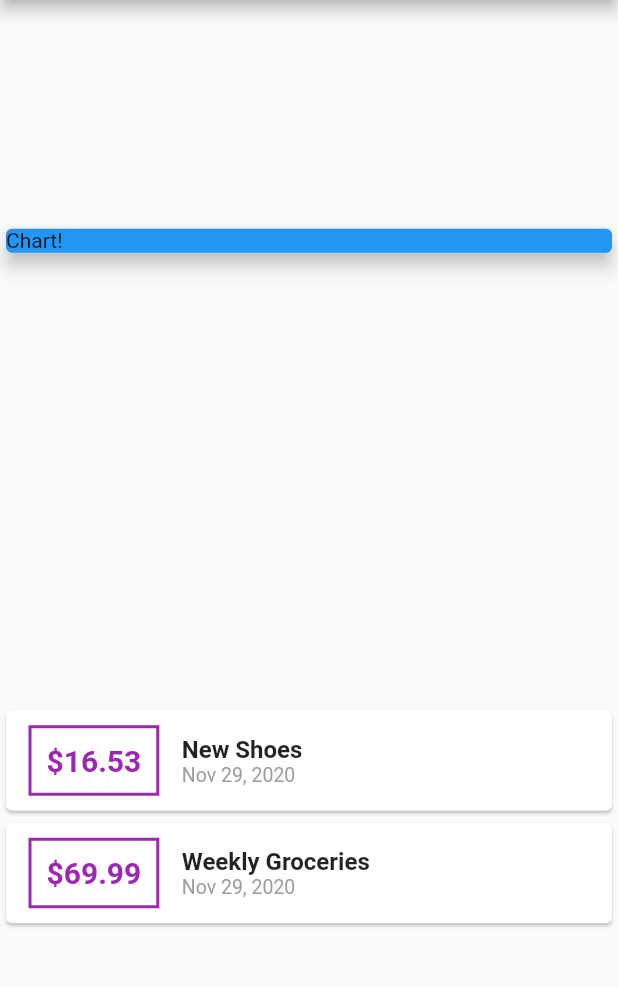
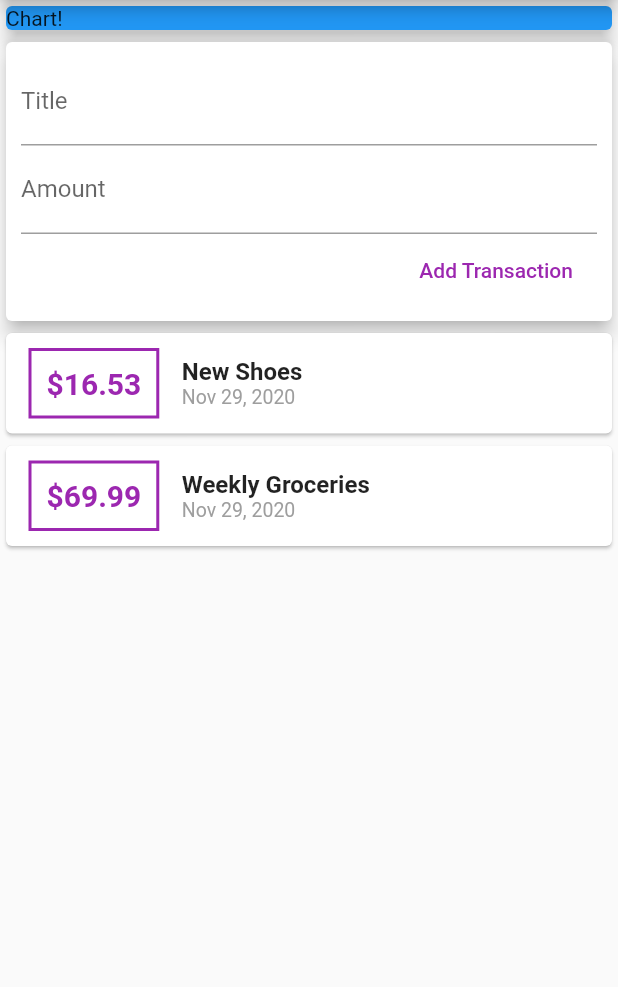
Before and after one commit to bryantwilliam/personal_expenses, a Flutter app: the screen it shows after launch, on a phone screen of 412 x 824 dp, the part 84-1071 px from its top. Run offline on Flutter 3.47's test engine with Material 2 defaults, Android fonts, the phone set to English and light mode, and no system bars.

Commit message:
Made transaction list functional and split app into widgets

```diff
--- a/lib/main.dart
+++ b/lib/main.dart
@@ -1,6 +1,6 @@
 import 'package:flutter/material.dart';
-import 'package:intl/intl.dart';
-import './transaction.dart';
+
+import './widgets/user_transactions.dart';
 
 void main() {
   runApp(MyApp());
@@ -21,21 +21,6 @@ class MyApp extends StatelessWidget {
 }
 
 class MyHomePage extends StatelessWidget {
-  final List<Transaction> transactions = [
-    Transaction(
-      id: "t1",
-      title: "New Shoes",
-      amount: 16.53,
-      date: DateTime.now(),
-    ),
-    Transaction(
-      id: "t2",
-      title: "Weekly Groceries",
-      amount: 69.99,
-      date: DateTime.now(),
-    ),
-  ];
-
   @override
   Widget build(BuildContext context) {
     return Scaffold(
@@ -43,7 +28,6 @@ class MyHomePage extends StatelessWidget {
         title: Text("Personal Expenses"),
       ),
       body: Column(
-        mainAxisAlignment: MainAxisAlignment.spaceAround,
         crossAxisAlignment: CrossAxisAlignment.stretch,
         children: <Widget>[
           Container(
@@ -54,56 +38,7 @@ class MyHomePage extends StatelessWidget {
               elevation: 5,
             ),
           ),
-          Column(
-            children: transactions.map((trans) {
-              return Card(
-                child: Row(
-                  children: <Widget>[
-                    Container(
-                      margin: EdgeInsets.symmetric(
-                        vertical: 10,
-                        horizontal: 15,
-                      ),
-                      decoration: BoxDecoration(
-                        border: Border.all(
-                          color: Colors.purple,
-                          width: 2,
-                        ),
-                      ),
-                      padding: EdgeInsets.all(10),
-                      child: Text(
-                        "\$${trans.amount}",
-                        style: TextStyle(
-                          fontWeight: FontWeight.bold,
-                          fontSize: 20,
-                          color: Colors.purple,
-                        ),
-                      ),
-                    ),
-                    Column(
-                      children: <Widget>[
-                        Text(
-                          trans.title,
-                          style: TextStyle(
-                            fontWeight: FontWeight.bold,
-                            fontSize: 16,
-                          ),
-                        ),
-                        Text(
-                          DateFormat.yMMMd().format(trans.date),
-                          style: TextStyle(
-                            color: Colors.grey,
-                            fontSize: 13,
-                          ),
-                        ),
-                      ],
-                      crossAxisAlignment: CrossAxisAlignment.start,
-                    ),
-                  ],
-                ),
-              );
-            }).toList(),
-          ),
+          UserTransactions()
         ],
       ),
     );
--- /dev/null
+++ b/lib/widgets/new_transaction.dart
@@ -0,0 +1,42 @@
+import 'package:flutter/material.dart';
+
+class NewTransaction extends StatelessWidget {
+  final Function addTrans;
+  final titleController = TextEditingController();
+  final amountController = TextEditingController();
+
+  NewTransaction(this.addTrans);
+
+  @override
+  Widget build(BuildContext context) {
+    return Card(
+      elevation: 5,
+      child: Container(
+        padding: EdgeInsets.all(10),
+        child: Column(
+          crossAxisAlignment: CrossAxisAlignment.end,
+          children: <Widget>[
+            TextField(
+              decoration: InputDecoration(labelText: "Title"),
+              controller: titleController,
+            ),
+            TextField(
+              decoration: InputDecoration(labelText: "Amount"),
+              controller: amountController,
+            ),
+            FlatButton(
+              child: Text("Add Transaction"),
+              textColor: Colors.purple,
+              onPressed: () {
+                addTrans(
+                  titleController.text,
+                  double.parse(amountController.text),
+                );
+              },
+            ),
+          ],
+        ),
+      ),
+    );
+  }
+}
--- /dev/null
+++ b/lib/widgets/transaction_list.dart
@@ -0,0 +1,63 @@
+import 'package:flutter/material.dart';
+import 'package:intl/intl.dart';
+import '../models/transaction.dart';
+
+class TransactionList extends StatelessWidget {
+  final List<Transaction> transactions;
+
+  TransactionList(this.transactions);
+
+  @override
+  Widget build(BuildContext context) {
+    return Column(
+      children: transactions.map((trans) {
+        return Card(
+          child: Row(
+            children: <Widget>[
+              Container(
+                margin: EdgeInsets.symmetric(
+                  vertical: 10,
+                  horizontal: 15,
+                ),
+                decoration: BoxDecoration(
+                  border: Border.all(
+                    color: Colors.purple,
+                    width: 2,
+                  ),
+                ),
+                padding: EdgeInsets.all(10),
+                child: Text(
+                  "\$${trans.amount}",
+                  style: TextStyle(
+                    fontWeight: FontWeight.bold,
+                    fontSize: 20,
+                    color: Colors.purple,
+                  ),
+                ),
+              ),
+              Column(
+                children: <Widget>[
+                  Text(
+                    trans.title,
+                    style: TextStyle(
+                      fontWeight: FontWeight.bold,
+                      fontSize: 16,
+                    ),
+                  ),
+                  Text(
+                    DateFormat.yMMMd().format(trans.date),
+                    style: TextStyle(
+                      color: Colors.grey,
+                      fontSize: 13,
+                    ),
+                  ),
+                ],
+                crossAxisAlignment: CrossAxisAlignment.start,
+              ),
+            ],
+          ),
+        );
+      }).toList(),
+    );
+  }
+}
--- /dev/null
+++ b/lib/widgets/user_transactions.dart
@@ -0,0 +1,49 @@
+import 'package:flutter/material.dart';
+import '../models/transaction.dart';
+import './transaction_list.dart';
+import './new_transaction.dart';
+
+class UserTransactions extends StatefulWidget {
+  @override
+  _UserTransactionsState createState() => _UserTransactionsState();
+}
+
+class _UserTransactionsState extends State<UserTransactions> {
+  final List<Transaction> _userTransactions = [
+    Transaction(
+      id: "t1",
+      title: "New Shoes",
+      amount: 16.53,
+      date: DateTime.now(),
+    ),
+    Transaction(
+      id: "t2",
+      title: "Weekly Groceries",
+      amount: 69.99,
+      date: DateTime.now(),
+    ),
+  ];
+
+  void _addNewTransaction(String title, double amount) {
+    final newTrans = Transaction(
+      title: title,
+      amount: amount,
+      date: DateTime.now(),
+      id: DateTime.now().toString(),
+    );
+
+    setState(() {
+      _userTransactions.add(newTrans);
+    });
+  }
+
+  @override
+  Widget build(BuildContext context) {
+    return Column(
+      children: <Widget>[
+        NewTransaction(_addNewTransaction),
+        TransactionList(_userTransactions),
+      ],
+    );
+  }
+}
```
Also changed, not shown: lib/models/transaction.dart (renamed from lib/transaction.dart).
